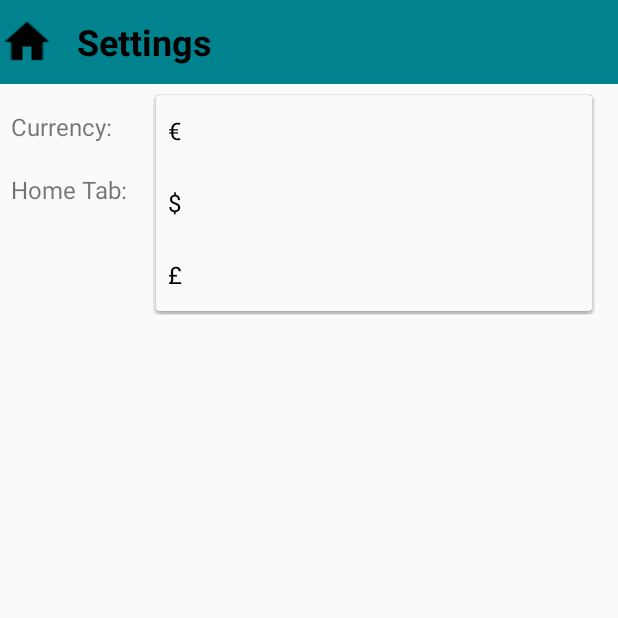
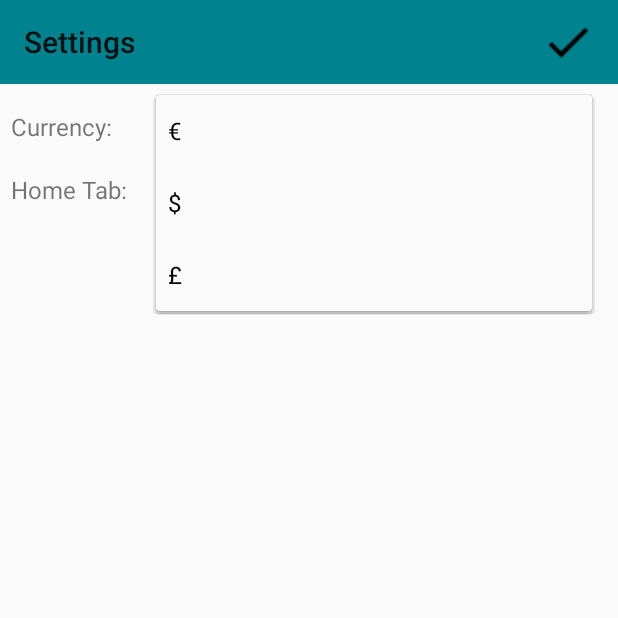
Before and after one commit to parkhyerim/finanzapp-pem-ss2018, an Android app: the SettingsActivity screen opened directly, with no data from a screen before it, after a tap on an icon or button, on a phone screen of 412 x 824 dp, the top half of it. Run offline under Robolectric (Android 15) with nearby library versions, the phone set to English and light mode, and no system bars.

Commit message:
More intuitive solution for settings / home navigation

```diff
--- a/app/src/main/java/com/lmu/pem/finanzapp/SettingsActivity.java
+++ b/app/src/main/java/com/lmu/pem/finanzapp/SettingsActivity.java
@@ -28,7 +28,7 @@ public class SettingsActivity extends AppCompatActivity {
     }
 
     private void setupToolbar() {
-        ImageView homeButton = findViewById(R.id.action_home);
+        ImageView homeButton = findViewById(R.id.action_done);
         homeButton.setOnClickListener(v -> {
             Intent intent = new Intent(getApplicationContext(), MainActivity.class);
             startActivity(intent);
--- a/app/src/main/res/layout/activity_settings.xml
+++ b/app/src/main/res/layout/activity_settings.xml
@@ -13,22 +13,16 @@
         android:layout_height="?android:attr/actionBarSize"
         android:background="?android:attr/colorPrimary"
         android:theme="@style/ThemeOverlay.AppCompat.ActionBar"
-        app:contentInsetStart="0dp"
+        app:title="@string/action_settings"
         app:popupTheme="@style/ThemeOverlay.AppCompat.Light">
 
         <ImageView
-            android:id="@+id/action_home"
+            android:id="@+id/action_done"
             android:layout_width="wrap_content"
             android:layout_height="wrap_content"
             android:layout_marginEnd="15dp"
-            android:src="@drawable/home" />
-        <TextView
-            android:layout_width="wrap_content"
-            android:layout_height="wrap_content"
-            android:textStyle="bold"
-            android:textColor="@color/black"
-            android:textSize="24sp"
-            android:text="@string/action_settings"/>
+            android:layout_gravity="right"
+            android:src="@drawable/check" />
 
     </android.support.v7.widget.Toolbar>
     <GridLayout
```
Also changed, not shown: app/src/main/res/layout/activity_main.xml (+22 -14 lines), app/src/main/res/drawable/check.png (added).
